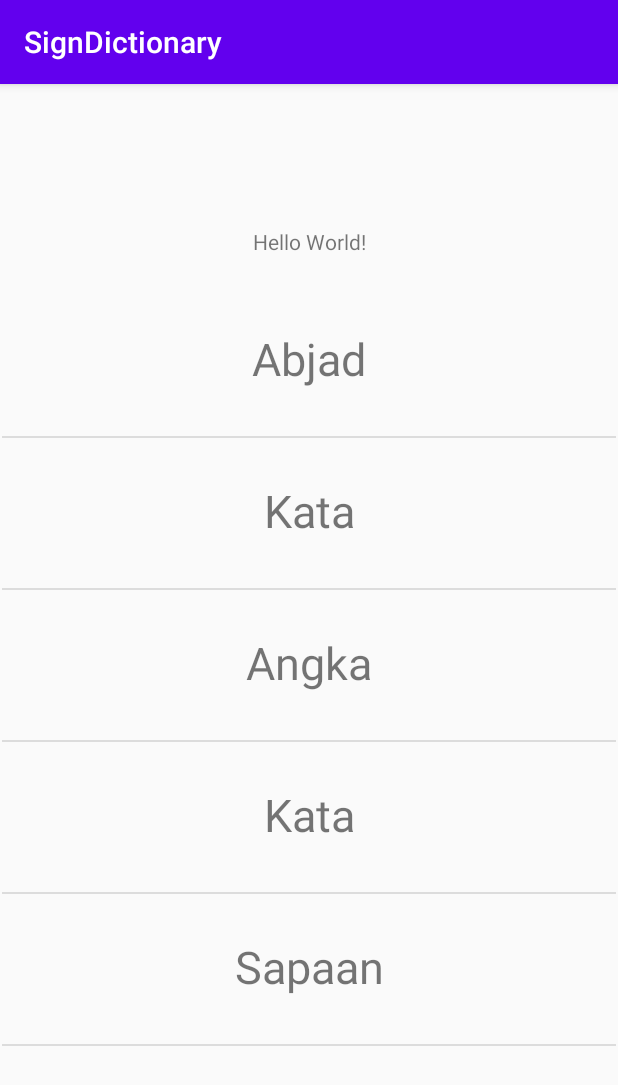
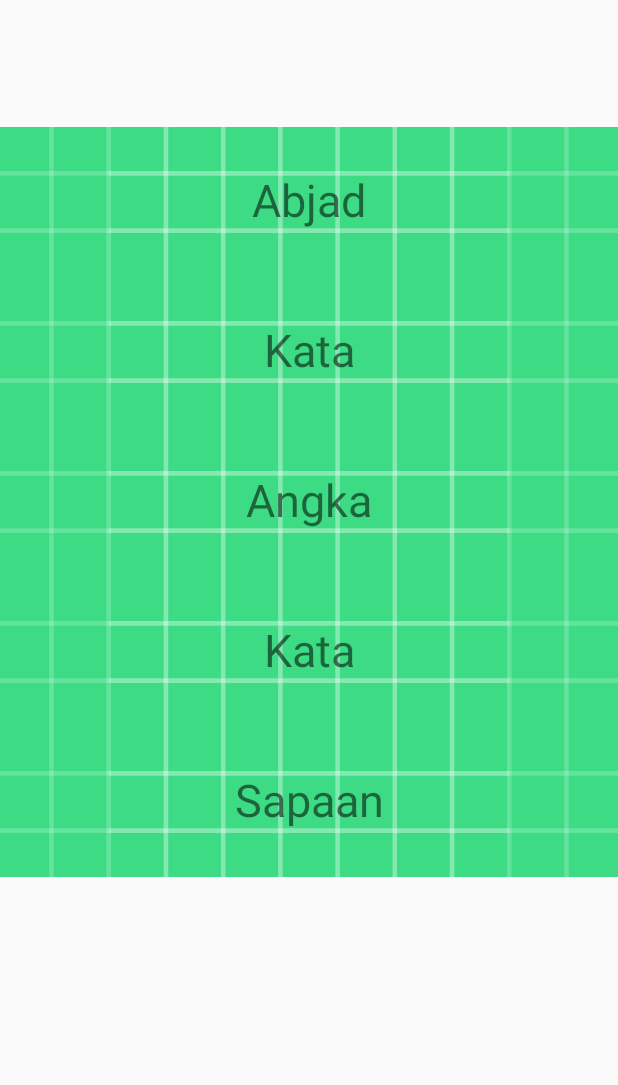
Before and after one commit to sungindra/SignDictionary, an Android app: the screen it shows after launch (MainActivity), on a phone screen of 412 x 824 dp. Shown: the top 1085 px of the screen. Run offline under Robolectric (Android 15) with nearby library versions, the phone set to English and light mode, and no system bars.

Commit message:
changes into an existing image provided in CategoryAdapter

```diff
--- a/app/src/main/java/com/reynardvincent/signdictionary/Adapters/CategoryAdapter.kt
+++ b/app/src/main/java/com/reynardvincent/signdictionary/Adapters/CategoryAdapter.kt
@@ -24,7 +24,8 @@ class CategoryAdapter(context: Context, categories: List<Category>): BaseAdapter
 
         val category = categories[position]
 
-        val resourceID = context.resources.getIdentifier(category.image, "drawable", context.packageName)
+        //val resourceID = context.resources.getIdentifier(category.image, "drawable", context.packageName)
+        val resourceID = context.resources.getIdentifier("ic_launcher_background", "drawable", context.packageName)
         categoryImage.setImageResource(resourceID)
 
         categoryTitle.text = category.title
--- a/app/src/main/res/layout/activity_main.xml
+++ b/app/src/main/res/layout/activity_main.xml
@@ -7,27 +7,27 @@
     tools:context=".Controller.MainActivity">
 
     <TextView
-        android:id="@+id/textView"
+        android:id="@+id/appName"
         android:layout_width="wrap_content"
         android:layout_height="wrap_content"
-        android:text="Hello World!"
-        app:layout_constraintBottom_toBottomOf="parent"
-        app:layout_constraintLeft_toLeftOf="parent"
-        app:layout_constraintRight_toRightOf="parent"
+        android:layout_marginTop="16dp"
+        android:textAlignment="center"
+        android:textSize="36sp"
+        android:textStyle="bold"
+        app:layout_constraintEnd_toEndOf="parent"
+        app:layout_constraintStart_toStartOf="parent"
         app:layout_constraintTop_toTopOf="parent"
-        app:layout_constraintVertical_bias="0.127" />
+        tools:text="Signs Dictionary" />
 
     <ListView
         android:id="@+id/category_view"
         android:layout_width="0dp"
         android:layout_height="0dp"
-        android:layout_marginStart="1dp"
         android:layout_marginTop="20dp"
-        android:layout_marginEnd="1dp"
-        android:layout_marginBottom="1dp"
+        android:divider="@null"
         app:layout_constraintBottom_toBottomOf="parent"
         app:layout_constraintEnd_toEndOf="parent"
         app:layout_constraintStart_toStartOf="parent"
-        app:layout_constraintTop_toBottomOf="@+id/textView" />
+        app:layout_constraintTop_toBottomOf="@+id/appName" />
 
 </androidx.constraintlayout.widget.ConstraintLayout>
--- a/app/src/main/res/values/styles.xml
+++ b/app/src/main/res/values/styles.xml
@@ -1,7 +1,7 @@
 <resources>
 
     <!-- Base application theme. -->
-    <style name="AppTheme" parent="Theme.AppCompat.Light.DarkActionBar">
+    <style name="AppTheme" parent="Theme.AppCompat.Light.NoActionBar">
         <!-- Customize your theme here. -->
         <item name="colorPrimary">@color/colorPrimary</item>
         <item name="colorPrimaryDark">@color/colorPrimaryDark</item>
```
